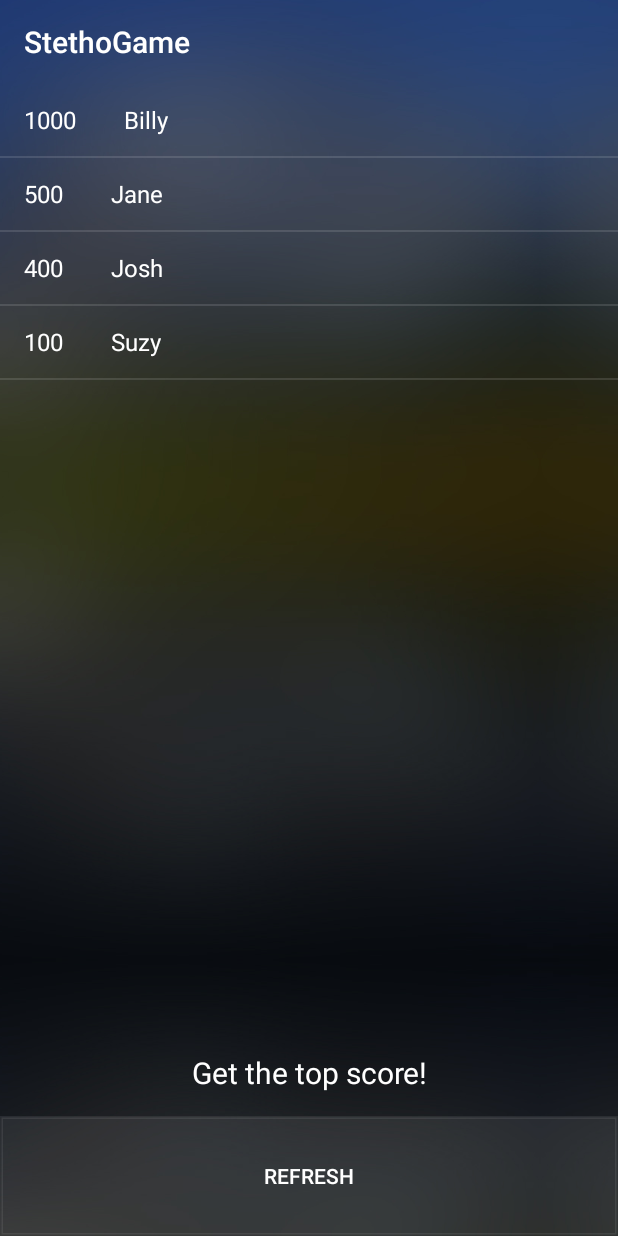
After one commit to jasta/stetho-game, an Android app: the fragment QuestionTopScore shown on its own in the app's theme, on a phone screen of 412 x 824 dp. The commit adds this screen. Run offline under Robolectric (Android 15) with nearby library versions, the phone set to English and light mode, and no system bars; our stand-ins replace ButterKnife.

Commit message:
Top Score Question

```diff
--- a/app/src/main/java/org/devtcg/stethogame/Achievements.java
+++ b/app/src/main/java/org/devtcg/stethogame/Achievements.java
@@ -8,12 +8,13 @@ import android.widget.Toast;
 import java.util.ArrayList;
 
 public class Achievements {
-  @IntDef({ QUESTION_1, QUESTION_2, QUESTION_3 })
+  @IntDef({ QUESTION_1, QUESTION_2, QUESTION_3, QUESTION_TOP_SCORE })
   public @interface Achievement {}
 
   public static final int QUESTION_1 = 1;
   public static final int QUESTION_2 = 2;
   public static final int QUESTION_3 = 3;
+  public static final int QUESTION_TOP_SCORE = 4;
 
   private static final State sState = new State();
 
--- a/app/src/main/java/org/devtcg/stethogame/MainActivity.java
+++ b/app/src/main/java/org/devtcg/stethogame/MainActivity.java
@@ -18,7 +18,8 @@ public class MainActivity extends AppCompatActivity {
       new Class[] {
           Question1.class,
           Question2.class,
-          QuestionListView.class
+          QuestionListView.class,
+          QuestionTopScore.class
       };
 
   @Bind(R.id.pager) ViewPager mPager;
--- /dev/null
+++ b/app/src/main/java/org/devtcg/stethogame/QuestionTopScore.java
@@ -0,0 +1,97 @@
+package org.devtcg.stethogame;
+
+import android.database.Cursor;
+import android.database.sqlite.SQLiteCursor;
+import android.database.sqlite.SQLiteDatabase;
+import android.database.sqlite.SQLiteOpenHelper;
+import android.os.Bundle;
+import android.support.annotation.Nullable;
+import android.support.v4.app.Fragment;
+import android.support.v4.widget.SimpleCursorAdapter;
+import android.util.Log;
+import android.view.LayoutInflater;
+import android.view.View;
+import android.view.ViewGroup;
+import android.widget.Button;
+import android.widget.ListView;
+
+import org.devtcg.stethogame.data.TopScoreContract.TopScore;
+
+import org.devtcg.stethogame.data.TopScoreDbHelper;
+
+import butterknife.Bind;
+import butterknife.ButterKnife;
+import butterknife.OnClick;
+
+public class QuestionTopScore extends Fragment implements QuestionInfoProvider {
+  private static final QuestionInfo INFO =
+      new QuestionInfo(
+          "Get the top score",
+          Achievements.QUESTION_TOP_SCORE);
+  private TopScoreDbHelper mDbHelper;
+
+  @Bind(R.id.top_score_list)
+  ListView listView;
+
+  @Nullable
+  @Override
+  public View onCreateView(
+      LayoutInflater inflater,
+      ViewGroup container,
+      Bundle savedInstanceState) {
+    View view = inflater.inflate(R.layout.question_top_score, container, false);
+    ButterKnife.bind(this, view);
+    refresh();
+    return view;
+  }
+
+  @Override
+  public void onCreate(Bundle savedInstanceState) {
+    super.onCreate(savedInstanceState);
+    mDbHelper = new TopScoreDbHelper(getActivity());
+  }
+
+  @OnClick(R.id.answer_btn)
+  public void onAnswerClicked(Button answerBtn) {
+    refresh();
+  }
+
+  protected void refresh() {
+    SQLiteDatabase db = mDbHelper.getReadableDatabase();
+
+    String[] projection = {
+        TopScore._ID,
+        TopScore.COLUMN_NAME_SCORE,
+        TopScore.COLUMN_NAME_NAME
+    };
+
+    String sortOrder =
+        TopScore.COLUMN_NAME_SCORE + " DESC";
+
+    Cursor c = db.query(
+        TopScore.TABLE_NAME,  // The table to query
+        projection,                               // The columns to return
+        null,                                // The columns for the WHERE clause
+        null,                            // The values for the WHERE clause
+        null,                                     // don't group the rows
+        null,                                     // don't filter by row groups
+        sortOrder                                 // The sort order
+    );
+
+    // THE DESIRED COLUMNS TO BE BOUND
+    String[] columns = new String[] { TopScore.COLUMN_NAME_SCORE, TopScore.COLUMN_NAME_NAME };
+    // THE XML DEFINED VIEWS WHICH THE DATA WILL BE BOUND TO
+    int[] to = new int[] { R.id.top_score_score, R.id.top_score_name };
+
+    listView.setAdapter(new SimpleCursorAdapter(getActivity(), R.layout.top_score_list_item, c, columns, to));
+    SQLiteCursor obj = (SQLiteCursor)listView.getAdapter().getItem(0);
+    if (obj.getInt(1) > 1000) {
+      Achievements.unlock(getActivity(), INFO.achievementId);
+    }
+  }
+
+  @Override
+  public QuestionInfo getQuestionInfo() {
+    return INFO;
+  }
+}
--- /dev/null
+++ b/app/src/main/java/org/devtcg/stethogame/data/TopScoreContract.java
@@ -0,0 +1,15 @@
+package org.devtcg.stethogame.data;
+
+import android.provider.BaseColumns;
+
+public class TopScoreContract {
+  public TopScoreContract() {}
+
+  /* Inner class that defines the table contents */
+  public static abstract class TopScore implements BaseColumns {
+    public static final String TABLE_NAME = "top_scores";
+    public static final String COLUMN_NAME_SCORE = "score";
+    public static final String COLUMN_NAME_NAME = "name";
+  }
+
+}
--- /dev/null
+++ b/app/src/main/java/org/devtcg/stethogame/data/TopScoreDbHelper.java
@@ -0,0 +1,79 @@
+package org.devtcg.stethogame.data;
+
+import android.content.ContentValues;
+import android.content.Context;
+import android.database.sqlite.SQLiteDatabase;
+import android.database.sqlite.SQLiteOpenHelper;
+import org.devtcg.stethogame.data.TopScoreContract.TopScore;
+
+public class TopScoreDbHelper extends SQLiteOpenHelper {
+  // If you change the database schema, you must increment the database version.
+  public static final int DATABASE_VERSION = 1;
+  public static final String DATABASE_NAME = "TopScores.db";
+
+  private static final String TEXT_TYPE = " TEXT";
+  private static final String INT_TYPE = " INT";
+  private static final String COMMA_SEP = ",";
+  private static final String SQL_CREATE_TABLE =
+      "CREATE TABLE " + TopScoreContract.TopScore.TABLE_NAME + " (" +
+          TopScore._ID + " INTEGER PRIMARY KEY," +
+          TopScore.COLUMN_NAME_SCORE + INT_TYPE + COMMA_SEP +
+          TopScore.COLUMN_NAME_NAME + TEXT_TYPE+
+      " )";
+
+  private static final String SQL_DELETE_ENTRIES =
+      "DROP TABLE IF EXISTS " + TopScoreContract.TopScore.TABLE_NAME;
+
+
+  public TopScoreDbHelper(Context context) {
+    super(context, DATABASE_NAME, null, DATABASE_VERSION);
+  }
+  public void onCreate(SQLiteDatabase db) {
+    db.execSQL(SQL_CREATE_TABLE);
+    // Create a new map of values, where column names are the keys
+    ContentValues values = new ContentValues();
+    values.put(TopScore.COLUMN_NAME_SCORE, "1000");
+    values.put(TopScore.COLUMN_NAME_NAME, "Billy");
+
+    db.insert(
+        TopScore.TABLE_NAME,
+        TopScore.COLUMN_NAME_NAME,
+        values);
+
+    values = new ContentValues();
+    values.put(TopScore.COLUMN_NAME_SCORE, "500");
+    values.put(TopScore.COLUMN_NAME_NAME, "Jane");
+
+    db.insert(
+        TopScore.TABLE_NAME,
+        TopScore.COLUMN_NAME_NAME,
+        values);
+
+    values = new ContentValues();
+    values.put(TopScore.COLUMN_NAME_SCORE, "400");
+    values.put(TopScore.COLUMN_NAME_NAME, "Josh");
+
+    db.insert(
+        TopScore.TABLE_NAME,
+        TopScore.COLUMN_NAME_NAME,
+        values);
+
+    values = new ContentValues();
+    values.put(TopScore.COLUMN_NAME_SCORE, "100");
+    values.put(TopScore.COLUMN_NAME_NAME, "Suzy");
+
+    db.insert(
+        TopScore.TABLE_NAME,
+        TopScore.COLUMN_NAME_NAME,
+        values);
+  }
+  public void onUpgrade(SQLiteDatabase db, int oldVersion, int newVersion) {
+    // This database is only a cache for online data, so its upgrade policy is
+    // to simply to discard the data and start over
+    db.execSQL(SQL_DELETE_ENTRIES);
+    onCreate(db);
+  }
+  public void onDowngrade(SQLiteDatabase db, int oldVersion, int newVersion) {
+    onUpgrade(db, oldVersion, newVersion);
+  }
+}
--- /dev/null
+++ b/app/src/main/res/layout/question_top_score.xml
@@ -0,0 +1,24 @@
+<LinearLayout
+    xmlns:android="http://schemas.android.com/apk/res/android"
+    android:layout_width="match_parent"
+    android:layout_height="match_parent"
+    android:orientation="vertical"
+    android:gravity="center">
+  <ListView
+        android:id="@+id/top_score_list"
+        android:layout_width="match_parent"
+        android:layout_height="0dp"
+        android:layout_weight="1"
+        />
+  <TextView
+      android:text="Get the top score!"
+      style="@style/SmallQuestionPrompt"
+      />
+
+  <Button
+      android:id="@+id/answer_btn"
+      android:text="Refresh"
+      style="@style/AnswerButton"
+      />
+
+</LinearLayout>
--- /dev/null
+++ b/app/src/main/res/layout/top_score_list_item.xml
@@ -0,0 +1,30 @@
+<?xml version="1.0" encoding="utf-8"?>
+<LinearLayout xmlns:android="http://schemas.android.com/apk/res/android"
+              android:orientation="horizontal"
+              android:layout_width="match_parent"
+              android:layout_height="match_parent">
+
+  <TextView xmlns:android="http://schemas.android.com/apk/res/android"
+            android:id="@+id/top_score_score"
+            android:layout_width="wrap_content"
+            android:layout_height="wrap_content"
+            android:textAppearance="?android:attr/textAppearanceListItemSmall"
+            android:gravity="center_vertical"
+            android:paddingStart="?android:attr/listPreferredItemPaddingStart"
+            android:paddingEnd="?android:attr/listPreferredItemPaddingEnd"
+            android:minHeight="?android:attr/listPreferredItemHeightSmall"
+            android:text="1"/>
+
+  <TextView xmlns:android="http://schemas.android.com/apk/res/android"
+            android:id="@+id/top_score_name"
+            android:layout_width="wrap_content"
+            android:layout_height="wrap_content"
+            android:textAppearance="?android:attr/textAppearanceListItemSmall"
+            android:gravity="center_vertical"
+            android:paddingStart="?android:attr/listPreferredItemPaddingStart"
+            android:paddingEnd="?android:attr/listPreferredItemPaddingEnd"
+            android:minHeight="?android:attr/listPreferredItemHeightSmall"
+            android:text="name"/>
+
+
+</LinearLayout>
--- a/app/src/main/res/values/styles.xml
+++ b/app/src/main/res/values/styles.xml
@@ -29,6 +29,8 @@
     <item name="android:layout_height">wrap_content</item>
     <item name="android:paddingLeft">15dp</item>
     <item name="android:paddingRight">15dp</item>
+    <item name="android:paddingTop">15dp</item>
+    <item name="android:paddingBottom">15dp</item>
     <item name="android:gravity">center_horizontal</item>
     <item name="android:textSize">20sp</item>
   </style>
```
